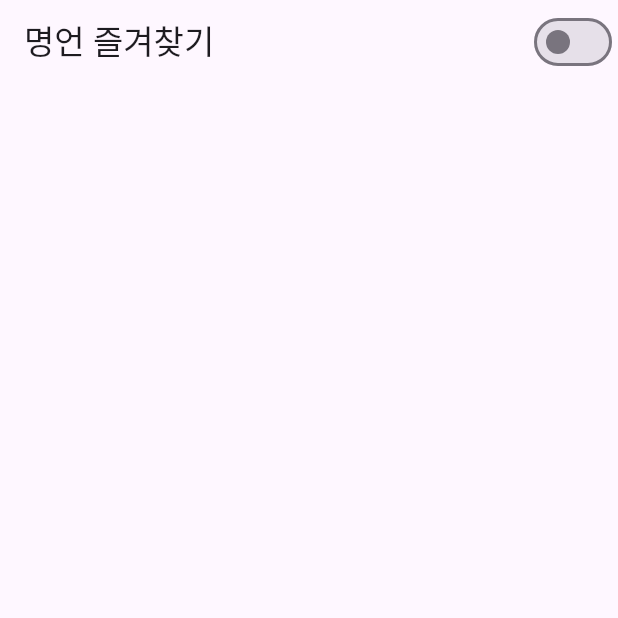
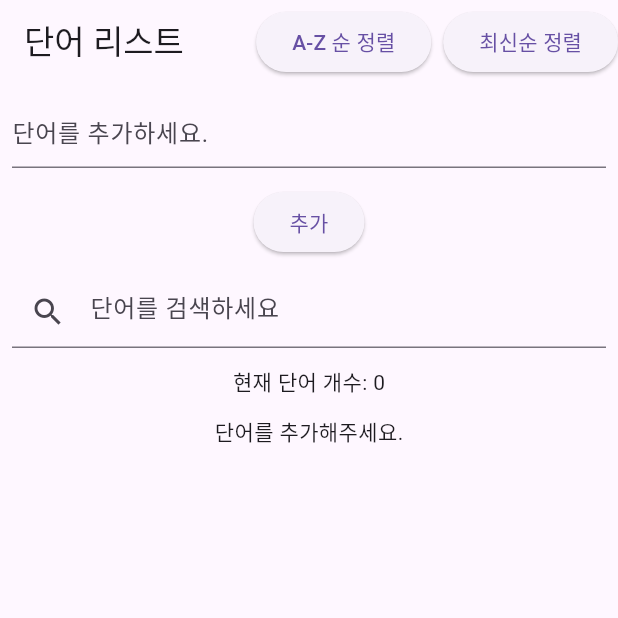
Before and after one commit to niw5924/flutter-coding-test-practice, a Flutter app: the screen it shows after launch, on a phone screen of 412 x 824 dp, the top half of it. Run offline on Flutter 3.47's test engine with Material 3 defaults, Android fonts, the phone set to English and light mode, and no system bars; our stand-ins replace image_picker, shared_preferences.

Commit message:
코딩테스트 중급 22일차

```diff
--- /dev/null
+++ b/lib/levels/intermediate/day22_word_list_methods.dart
@@ -0,0 +1,166 @@
+import 'package:flutter/material.dart';
+
+class Day22Page extends StatefulWidget {
+  const Day22Page({super.key});
+
+  @override
+  State<StatefulWidget> createState() => _Day22PageState();
+}
+
+class _Day22PageState extends State<Day22Page> {
+  final _controller = TextEditingController();
+  final _controller2 = TextEditingController();
+  List<String> wordList = [];
+  String searchQuery = '';
+
+  void addWord() {
+    final word = _controller.text.trim();
+
+    setState(() {
+      if (word.isNotEmpty && !wordList.contains(word)) {
+        wordList.add(word);
+      }
+    });
+
+    _controller.clear();
+  }
+
+  @override
+  Widget build(BuildContext context) {
+    final filteredWordList =
+        wordList.where((word) => word.contains(searchQuery)).toList();
+    print(filteredWordList);
+
+    return Scaffold(
+      appBar: AppBar(
+        title: const Text("단어 리스트"),
+        actions: [
+          Row(
+            children: [
+              ElevatedButton(
+                onPressed: () {
+                  setState(() {
+                    wordList.sort((a, b) => a.compareTo(b));
+                  });
+                },
+                child: Text("A-Z 순 정렬"),
+              ),
+              const SizedBox(width: 8),
+              ElevatedButton(
+                onPressed: () {
+                  setState(() {
+                    wordList = wordList.reversed.toList();
+                  });
+                },
+                child: Text("최신순 정렬"),
+              ),
+            ],
+          ),
+        ],
+      ),
+      body: GestureDetector(
+        onTap: () => FocusScope.of(context).unfocus(),
+        child: Padding(
+          padding: const EdgeInsets.all(8.0),
+          child: SingleChildScrollView(
+            child: Column(
+              children: [
+                TextField(
+                  controller: _controller,
+                  decoration: InputDecoration(hintText: "단어를 추가하세요."),
+                ),
+                const SizedBox(height: 12),
+                ElevatedButton(
+                  onPressed: addWord,
+                  child: Text("추가"),
+                ),
+                const SizedBox(height: 12),
+                TextField(
+                  controller: _controller2,
+                  decoration: InputDecoration(
+                    hintText: "단어를 검색하세요",
+                    prefixIcon: Icon(Icons.search),
+                  ),
+                  onChanged: (value) {
+                    setState(() {
+                      searchQuery = value;
+                    });
+                  },
+                ),
+                const SizedBox(height: 12),
+                Text("현재 단어 개수: ${wordList.length}"),
+                const SizedBox(height: 12),
+                wordList.isEmpty
+                    ? Text("단어를 추가해주세요.")
+                    : ListView.builder(
+                        shrinkWrap: true,
+                        itemCount: filteredWordList.length,
+                        itemBuilder: (context, index) {
+                          final word = filteredWordList[index];
+
+                          return Card(
+                            child: ListTile(
+                              title: Text(word),
+                              trailing: GestureDetector(
+                                onTap: () async {
+                                  final confirmed = await showDialog<bool>(
+                                      context: context,
+                                      builder: (context) {
+                                        return Dialog(
+                                          child: Padding(
+                                            padding: const EdgeInsets.all(8.0),
+                                            child: Column(
+                                              mainAxisSize: MainAxisSize.min,
+                                              children: [
+                                                Text("단어 삭제"),
+                                                const SizedBox(height: 8),
+                                                Text("단어를 삭제하시겠습니까?"),
+                                                const SizedBox(height: 8),
+                                                Row(
+                                                  mainAxisAlignment:
+                                                      MainAxisAlignment
+                                                          .spaceEvenly,
+                                                  children: [
+                                                    TextButton(
+                                                      onPressed: () =>
+                                                          Navigator.pop(
+                                                              context, false),
+                                                      child: Text("취소"),
+                                                    ),
+                                                    TextButton(
+                                                      onPressed: () =>
+                                                          Navigator.pop(
+                                                              context, true),
+                                                      child: Text("확인"),
+                                                    ),
+                                                  ],
+                                                )
+                                              ],
+                                            ),
+                                          ),
+                                        );
+                                      });
+
+                                  if (confirmed == true) {
+                                    setState(() {
+                                      wordList.removeAt(
+                                          filteredWordList.indexOf(word));
+                                    });
+                                    ScaffoldMessenger.of(context).showSnackBar(
+                                        SnackBar(content: Text("단어를 삭제했습니다.")));
+                                  }
+                                },
+                                child: Icon(Icons.delete_forever),
+                              ),
+                            ),
+                          );
+                        },
+                      ),
+              ],
+            ),
+          ),
+        ),
+      ),
+    );
+  }
+}
--- a/lib/main.dart
+++ b/lib/main.dart
@@ -1,5 +1,5 @@
 import 'package:flutter/material.dart';
-import 'package:flutter_coding_test_practice/levels/intermediate/day21_quotes_page.dart';
+import 'package:flutter_coding_test_practice/levels/intermediate/day22_word_list_methods.dart';
 
 void main() {
   runApp(MyApp());
@@ -15,7 +15,7 @@ class MyApp extends StatelessWidget {
       theme: ThemeData(primarySwatch: Colors.blue),
 
       /// 이 부분만 바꿔야 함.
-      home: Day21Page(),
+      home: Day22Page(),
     );
   }
 }
```
Also changed, not shown: 1 other file.
